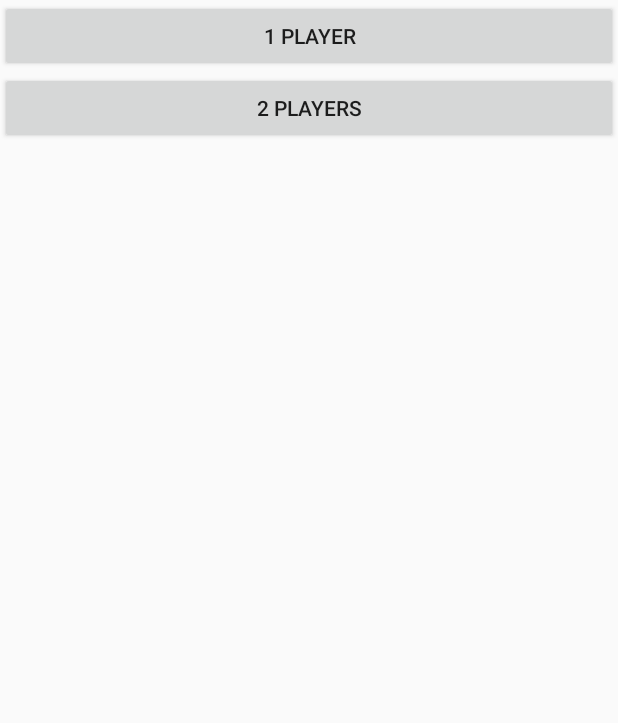
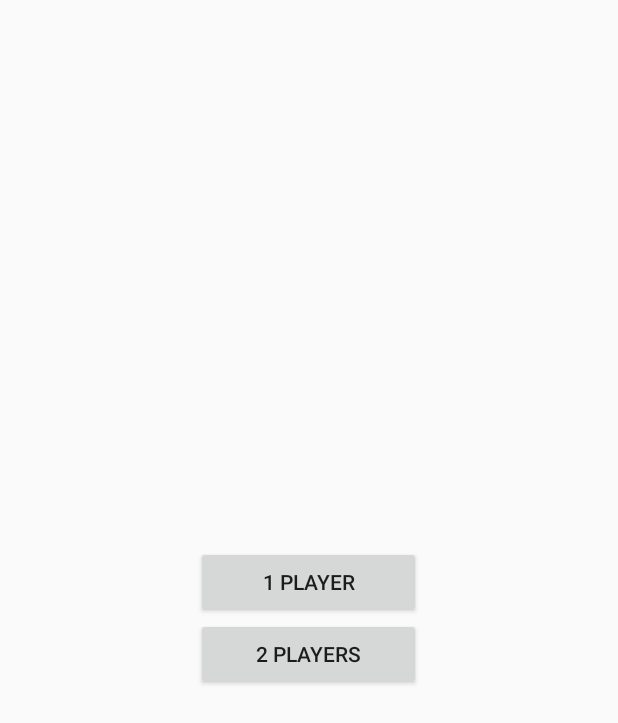
Before and after one commit to Caeles12/ProjMob, an Android app built with Jetpack Compose: the screen it shows after launch (MainActivity), on a phone screen of 412 x 824 dp. Shown: the top 723 px of the screen. Run offline under Robolectric (Android 15) with nearby library versions, the phone set to English and light mode, and no system bars.

Commit message:
Centre buttons in homescreen
Co-authored-by: Pol <pol.jaouen@gmail.com>

```diff
--- a/app/src/main/res/layout/homescreen.xml
+++ b/app/src/main/res/layout/homescreen.xml
@@ -2,18 +2,21 @@
 <LinearLayout xmlns:android="http://schemas.android.com/apk/res/android"
     android:orientation="vertical"
     android:layout_width="match_parent"
-    android:layout_height="match_parent">
+    android:layout_height="match_parent"
+    android:gravity="center_vertical">
 
     <Button
         android:id="@+id/start1player"
-        android:layout_width="match_parent"
+        android:layout_width="150dp"
         android:layout_height="wrap_content"
-        android:text="@string/_1_joueur">
+        android:text="@string/_1_joueur"
+        android:layout_gravity="center_horizontal">
     </Button>
     <Button
         android:id="@+id/start2players"
-        android:layout_width="match_parent"
+        android:layout_width="150dp"
         android:layout_height="wrap_content"
-        android:text="@string/_2_joueurs">
+        android:text="@string/_2_joueurs"
+        android:layout_gravity="center_horizontal">
     </Button>
 </LinearLayout>
```
